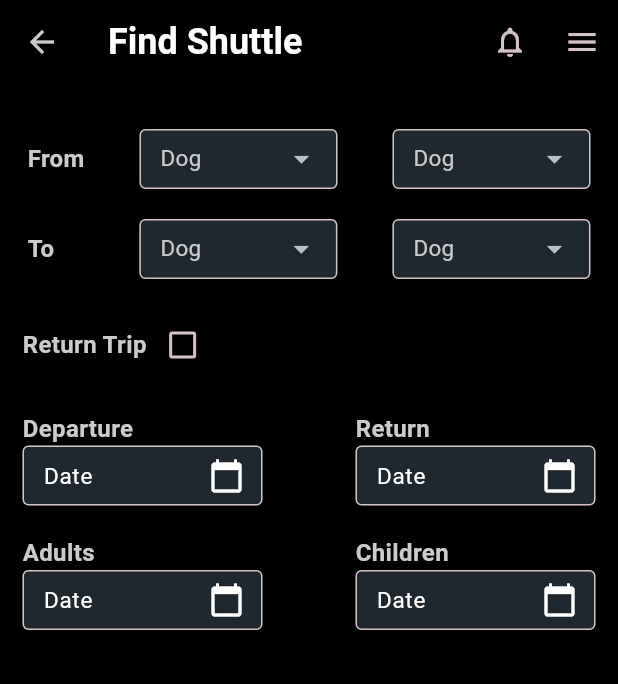
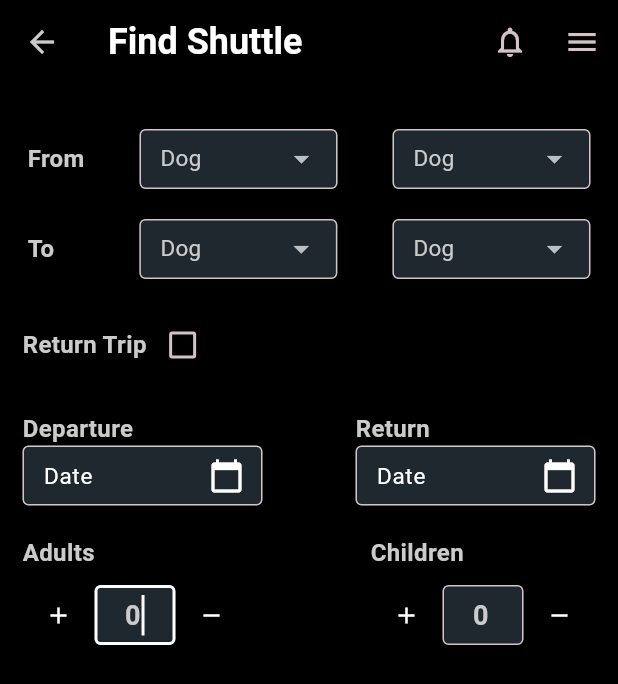
Before and after one commit to DDH13/ReidXtreme_Intergalactic, a Flutter app: the FindShuttleView screen opened directly, on a phone screen of 412 x 824 dp. Shown: the top 684 px of the screen. Run offline on Flutter 3.47's test engine with Material 2 defaults, Android fonts, the phone set to English and light mode, and no system bars; Roboto replaces fonts that are missing (Saira, Space Grotesk).

Commit message:
feat: adding adults

```diff
--- a/frontend2/lib/utils/textbox_increment_styles.dart
+++ b/frontend2/lib/utils/textbox_increment_styles.dart
@@ -17,14 +17,10 @@ class _TextFieldTapRegionExampleState extends State<TextFieldTapRegionExample> {
 
   @override
   Widget build(BuildContext context) {
-    return ListView(
-      children: <Widget>[
-        Center(
-          child: Padding(
-            padding: const EdgeInsets.all(20.0),
+    return Center(
       child: SizedBox(
         width: 150,
-              height: 80,
+        height: 40,
         child: IntegerSpinnerField(
           value: value,
           autofocus: true,
@@ -40,9 +36,6 @@ class _TextFieldTapRegionExampleState extends State<TextFieldTapRegionExample> {
           },
         ),
       ),
-          ),
-        ),
-      ],
     );
   }
 }
@@ -192,20 +185,52 @@ class _SpinnerFieldState<T> extends State<SpinnerField<T>> {
       },
       child: Row(
         children: <Widget>[
+          TextFieldTapRegion(
+            // height: 20,
+            child: Column(
+              mainAxisAlignment: MainAxisAlignment.center,
+              children: <Widget>[
+                Expanded(
+                  child: OutlinedButton(
+                    // width: 20,
+                    style: OutlinedButton.styleFrom(
+                      side: BorderSide.none,
+                      minimumSize: Size.zero, // Set this
+                      padding: EdgeInsets.zero, // and this
+                      shape: RoundedRectangleBorder(
+                        borderRadius: BorderRadius.circular(5),
+                      ),
+                    ),
+                    onPressed: _increment,
+                    child: const Icon(Icons.add),
+                  ),
+                ),
+                // Expanded(
+                //   child: OutlinedButton(
+                //     onPressed: _decrement,
+                //     child: const Icon(Icons.remove),
+                //   ),
+                // ),
+              ],
+            ),
+          ),
           Expanded(
             child: TextField(
               autofocus: widget.autofocus,
               inputFormatters: widget.inputFormatters,
               decoration: const InputDecoration(
+                  // padding: EdgeInsets.zero,
+                  contentPadding: EdgeInsets.fromLTRB(0, 0, 0, 0),
                   border: OutlineInputBorder(),
-              ),
+                  filled: true,
+                  fillColor: Color.fromARGB(255, 31, 39, 47)),
               onChanged: (String value) =>
                   widget.onChanged?.call(widget.fromString(value)),
               controller: controller,
               textAlign: TextAlign.center,
             ),
           ),
-          const SizedBox(width: 12),
+          // const SizedBox(width: 12),
           // Without this TextFieldTapRegion, tapping on the buttons below would
           // increment the value, but it would cause the text field to be
           // unfocused, since tapping outside of a text field should unfocus it
@@ -214,14 +239,19 @@ class _SpinnerFieldState<T> extends State<SpinnerField<T>> {
             child: Column(
               mainAxisAlignment: MainAxisAlignment.center,
               children: <Widget>[
+                // Expanded(
+                //   child: OutlinedButton(
+                //     onPressed: _increment,
+                //     child: const Icon(Icons.add),
+                //   ),
+                // ),
                 Expanded(
                   child: OutlinedButton(
-                    onPressed: _increment,
-                    child: const Icon(Icons.add),
+                    style: OutlinedButton.styleFrom(
+                      side: BorderSide.none,
+                      minimumSize: Size.zero, // Set this
+                      padding: EdgeInsets.zero, // and this
                     ),
-                ),
-                Expanded(
-                  child: OutlinedButton(
                     onPressed: _decrement,
                     child: const Icon(Icons.remove),
                   ),
--- a/frontend2/lib/views/booking_view/find_shuttle_view.dart
+++ b/frontend2/lib/views/booking_view/find_shuttle_view.dart
@@ -104,37 +104,42 @@ class _FindShuttleViewState extends State<FindShuttleView>
                   ],
                 ),
               ),
-              Padding(
-                padding: const EdgeInsets.fromLTRB(15, 20, 15, 0),
+              const Padding(
+                padding: EdgeInsets.fromLTRB(15, 20, 15, 0),
                 child: Row(
                   mainAxisAlignment: MainAxisAlignment.spaceBetween,
                   children: [
                     Column(
                       crossAxisAlignment: CrossAxisAlignment.start,
                       children: [
-                        const Text(
+                        Text(
                           'Adults',
                           style: TextStyle(fontWeight: FontWeight.bold),
                           textAlign: TextAlign.left,
                         ),
-                        CustomTextFormField()
+                        Padding(
+                          padding: EdgeInsets.fromLTRB(0, 10, 0, 0),
+                          child: TextFieldTapRegionExample(),
+                        )
                       ],
                     ),
                     Column(
                       crossAxisAlignment: CrossAxisAlignment.start,
                       children: [
-                        const Text(
+                        Text(
                           'Children',
                           style: TextStyle(fontWeight: FontWeight.bold),
                           textAlign: TextAlign.left,
                         ),
-                        CustomTextFormField(),
+                        Padding(
+                          padding: EdgeInsets.fromLTRB(0, 10, 0, 0),
+                          child: TextFieldTapRegionExample(),
+                        ),
                       ],
                     )
                   ],
                 ),
               ),
-              // const TextFieldTapRegionExample()
             ],
           ),
         )); // Pass a String here
```
Lines whose indentation alone changed are shown as unchanged.
